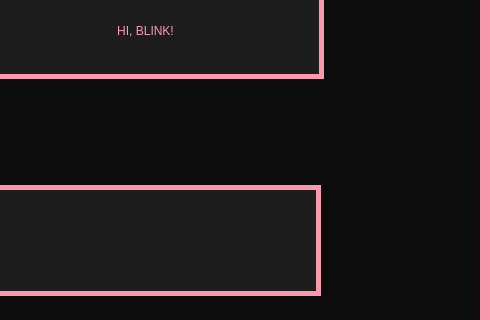
First picture: the form in View/MainMenu.ui, repository Hanna-J-K/fitnessapp, before the edit; both pictures show x 300 to 790 and y 95 to 415 of the 790 by 600 pixel window.
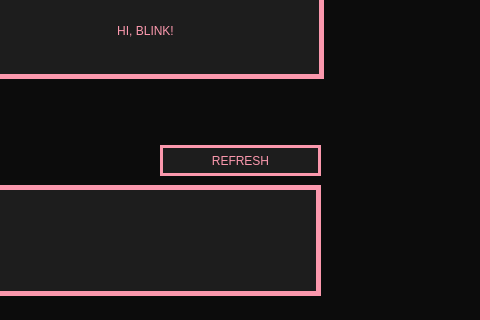
Second picture: the form after the edit. Icons and pictures are not drawn.

What changed in the file:
```diff
--- a/View/MainMenu.ui
+++ b/View/MainMenu.ui
@@ -143,6 +143,26 @@
      <string>YOUR GOAL</string>
     </property>
    </widget>
+   <widget class="QPushButton" name="refresh_btn">
+    <property name="geometry">
+     <rect>
+      <x>460</x>
+      <y>240</y>
+      <width>161</width>
+      <height>31</height>
+     </rect>
+    </property>
+    <property name="cursor">
+     <cursorShape>PointingHandCursor</cursorShape>
+    </property>
+    <property name="styleSheet">
+     <string notr="true">background-color: #1D1D1D;border: 3px solid #FB98AD;
+font: 8pt &quot;PRIMETIME&quot;;</string>
+    </property>
+    <property name="text">
+     <string>REFRESH</string>
+    </property>
+   </widget>
   </widget>
  </widget>
  <resources/>
```
Left out of the diff: 2 changed lines with no effect on the pictures.
